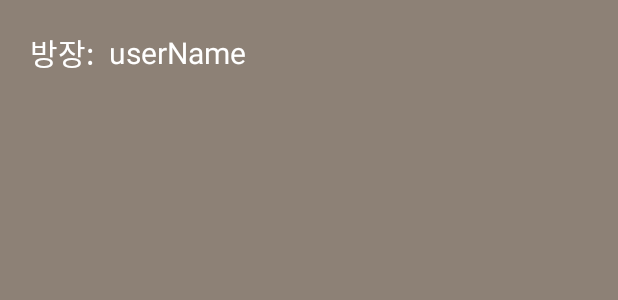
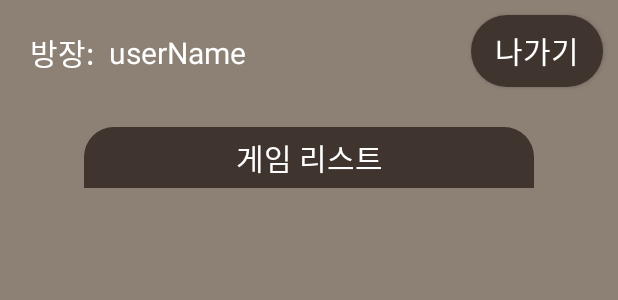
Before and after one commit to IntaeHwang/Hackerthon, an Android app: the layout activity_game_list.xml on its own in the app's theme, with its tools: preview values and no code run, on a phone screen of 412 x 824 dp. Shown: the top 300 px of the screen. Run offline under Robolectric (Android 15) with nearby library versions, the light colour scheme and no system bars.

Commit message:
07191641 드로블 탑코너 칼라뷰 버튼 추가

```diff
--- /dev/null
+++ b/app/src/main/res/drawable/circular_topcorner_colorview_button.xml
@@ -0,0 +1,9 @@
+<?xml version="1.0" encoding="utf-8"?>
+<shape xmlns:Android="http://schemas.android.com/apk/res/android"
+    Android:shape="rectangle">
+    <solid Android:color="@color/colorView" />
+    <corners
+        Android:topRightRadius="20dp"
+        Android:topLeftRadius="20dp"
+        />
+</shape>
--- a/app/src/main/res/layout/activity_game_list.xml
+++ b/app/src/main/res/layout/activity_game_list.xml
@@ -19,7 +19,7 @@
 
         app:layout_constraintStart_toStartOf="parent"
         app:layout_constraintTop_toTopOf="parent"
-        android:id="@+id/TextView_GameList_masterText"
+        android:id="@+id/TextView_GameListActivity_masterText"
         />
 
     <TextView
@@ -32,8 +32,56 @@
 
         android:layout_marginLeft="10dp"
 
-        app:layout_constraintStart_toEndOf="@id/TextView_GameList_masterText"
-        app:layout_constraintTop_toTopOf="@id/TextView_GameList_masterText"
-        app:layout_constraintBottom_toBottomOf="@id/TextView_GameList_masterText"
+        app:layout_constraintStart_toEndOf="@id/TextView_GameListActivity_masterText"
+        app:layout_constraintTop_toTopOf="@id/TextView_GameListActivity_masterText"
+        app:layout_constraintBottom_toBottomOf="@id/TextView_GameListActivity_masterText"
+        android:id="@+id/TextView_GameListActivity_masterName"
     />
+
+    <Button
+        android:layout_width="wrap_content"
+        android:layout_height="wrap_content"
+
+        android:text="나가기"
+        android:textSize="20dp"
+        android:textColor="@color/colorTextWhite"
+
+        android:layout_margin="10dp"
+        android:background="@drawable/circular_corner_colorview_button"
+        app:layout_constraintEnd_toEndOf="parent"
+        app:layout_constraintTop_toTopOf="parent"
+
+        android:id="@+id/Button_GameListActivity_exit"
+        />
+
+    <LinearLayout
+        android:layout_width="300dp"
+        android:layout_height="500dp"
+
+        android:gravity="center"
+
+        app:layout_constraintStart_toStartOf="parent"
+        app:layout_constraintEnd_toEndOf="parent"
+        app:layout_constraintTop_toBottomOf="@id/Button_GameListActivity_exit"
+        app:layout_constraintBottom_toBottomOf="parent"
+        app:layout_constraintVertical_bias="0.1"
+        >
+
+        <TextView
+            android:layout_width="match_parent"
+            android:layout_height="wrap_content"
+
+            android:layout_gravity="top"
+            android:gravity="center"
+            android:background="@drawable/circular_topcorner_colorview_button"
+
+            android:padding="5dp"
+            android:text="게임 리스트"
+            android:textSize="20dp"
+            android:textColor="@color/colorTextWhite"
+
+            />
+
+
+    </LinearLayout>
 </androidx.constraintlayout.widget.ConstraintLayout>
```
